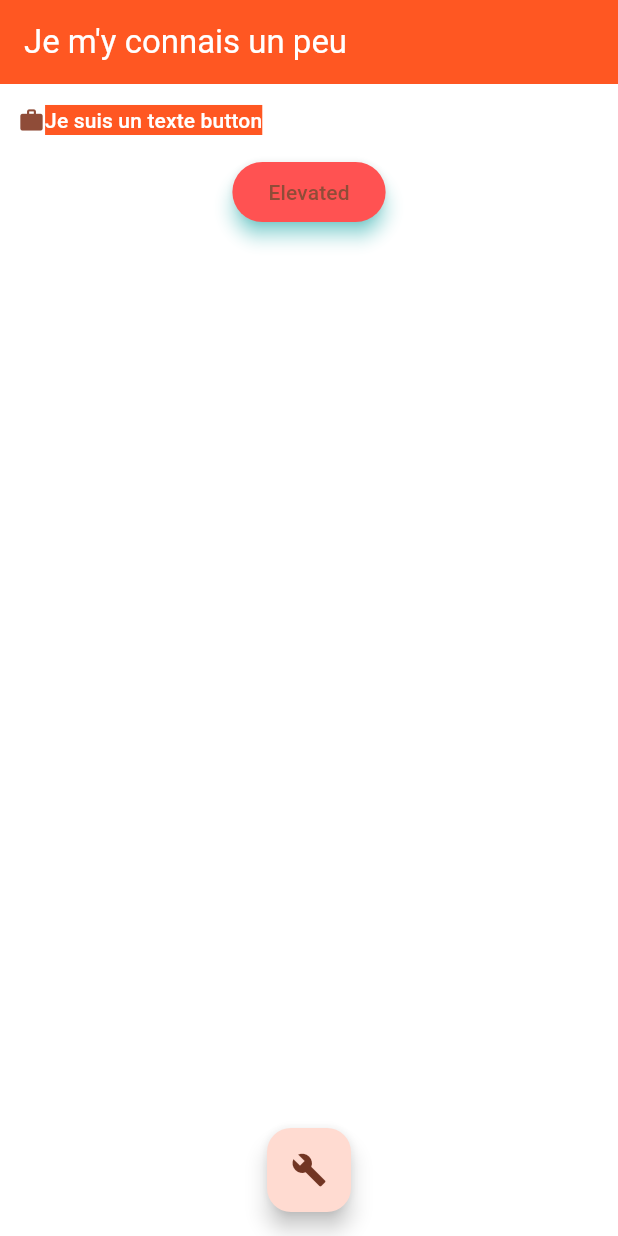
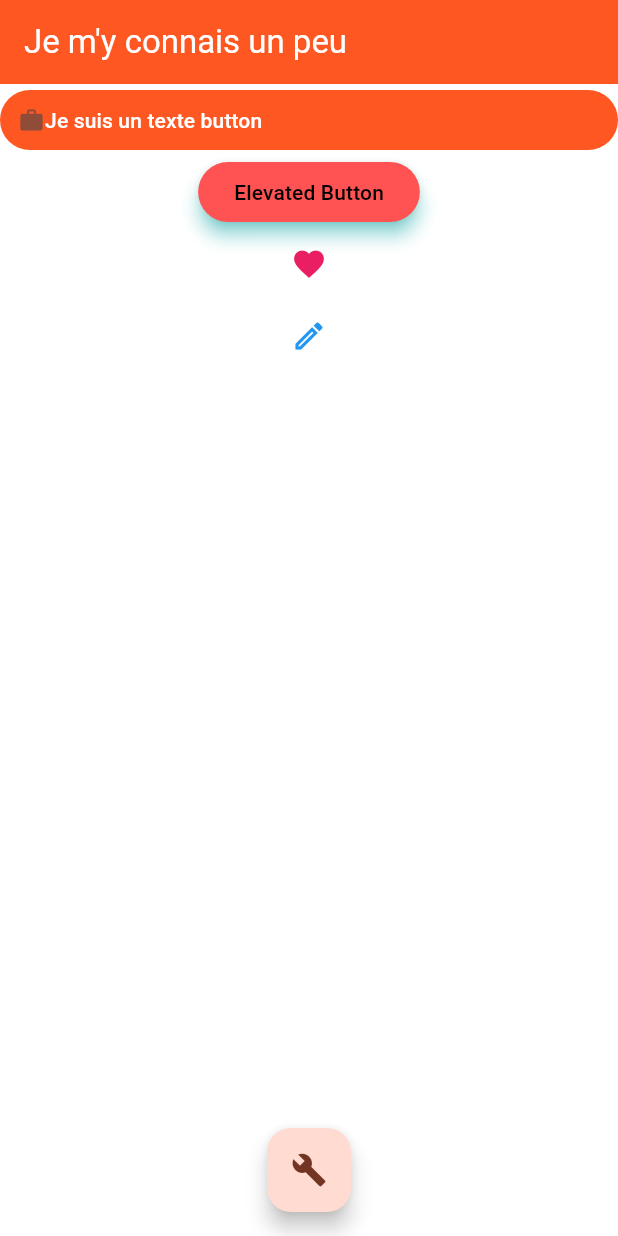
Before and after one commit to MaximeBel24/Flutter_Widget_Interactifs, a Flutter app: the screen it shows after launch, on a phone screen of 412 x 824 dp. Run offline on Flutter 3.47's test engine with Material 3 defaults, Android fonts, the phone set to English and light mode, and no system bars.

Commit message:
ajout d'un IconButton

```diff
--- a/lib/interactif_page.dart
+++ b/lib/interactif_page.dart
@@ -12,6 +12,8 @@ class InteractifPageState extends State<InteractifPage> {
   Color backgroundColor = Colors.white;
   Color textColor = Colors.black;
   bool textButtonPressed = true;
+  Color elevatedColorBackgroundBottom = Colors.redAccent;
+  IconData icon = Icons.favorite;
 
   @override
   void initState() {
@@ -45,6 +47,9 @@ class InteractifPageState extends State<InteractifPage> {
         children: [
           TextButton(
               onPressed: updateAppBar,
+            style: TextButton.styleFrom(
+              backgroundColor: Colors.deepOrange
+            ),
               child: Row(
                 children: [
                   const Icon(Icons.work),
@@ -53,18 +58,31 @@ class InteractifPageState extends State<InteractifPage> {
               ),
           ),
           ElevatedButton(
-              onPressed: () {
-                print("Salut");
-              },
-              child: const Text("Elevated"),
-            onLongPress: () {
-                updateColorsOnLongPress();
-            },
+              onPressed: updateColorsOnSimplePress,
+            onLongPress: updateColorsOnLongPress,
             style: ElevatedButton.styleFrom(
-              backgroundColor: Colors.redAccent,
+              backgroundColor: elevatedColorBackgroundBottom,
               elevation: 5,
               shadowColor: Colors.cyanAccent
             ),
+            child: const Text(
+              "Elevated Button",
+              style: TextStyle(
+                  color: Colors.black
+              ),
+            ),
+          ),
+          IconButton(
+            onPressed: updateElevatedButtonColor,
+            icon: Icon(icon),
+            color: Colors.pink,
+            splashColor: Colors.pinkAccent,
+          ),
+          IconButton(
+            onPressed: setIcon,
+            icon: const Icon(Icons.edit_outlined),
+            color: Colors.blue,
+            splashColor: Colors.blueAccent,
           )
         ],
       ),),
@@ -89,6 +107,18 @@ class InteractifPageState extends State<InteractifPage> {
     });
   }
 
+  updateColorsOnSimplePress() {
+    setState(() {
+      backgroundColor = (backgroundColor == Colors.white ||backgroundColor == Colors.black) ? Colors.deepOrange: Colors.black;
+    });
+  }
+
+  updateElevatedButtonColor() {
+    setState(() {
+      elevatedColorBackgroundBottom = (elevatedColorBackgroundBottom == Colors.redAccent) ? Colors.green: Colors.redAccent;
+    });
+  }
+
   updateAppBar() {
     setState(() => textButtonPressed = !textButtonPressed);
   }
@@ -102,9 +132,14 @@ class InteractifPageState extends State<InteractifPage> {
       "Je suis un texte button",
       style: TextStyle(
         color: Colors.white,
-        backgroundColor: Colors.deepOrange,
       ),
     );
   }
 
+  setIcon() {
+    setState(() {
+      icon = (icon == Icons.favorite) ? Icons.heart_broken_rounded: Icons.favorite;
+    });
+  }
+
 }
```
